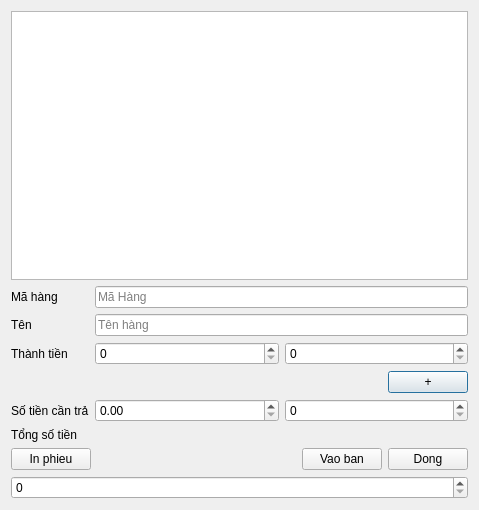
First picture: the form in app/chucnang/dialogchitietban.ui, repository xdien/coffee_ace, before the edit.
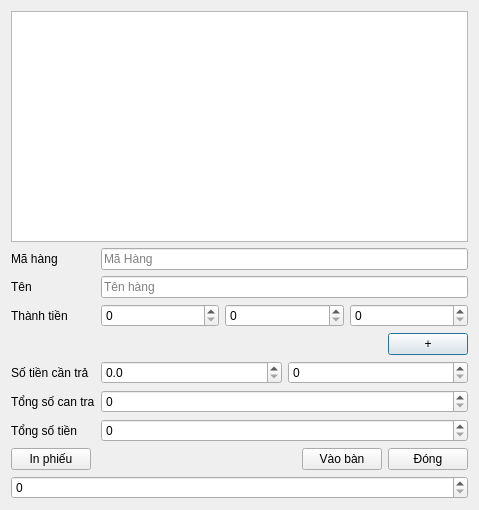
Second picture: the form after the edit.

Diff of the .ui file:
```diff
--- a/app/chucnang/dialogchitietban.ui
+++ b/app/chucnang/dialogchitietban.ui
@@ -15,7 +15,7 @@
   </property>
   <layout class="QVBoxLayout" name="verticalLayout">
    <item>
-    <widget class="QTreeView" name="treeView"/>
+    <widget class="QTableView" name="tableView"/>
    </item>
    <item>
     <layout class="QFormLayout" name="formLayout">
@@ -60,7 +60,24 @@
         <widget class="QSpinBox" name="spinBox_3"/>
        </item>
        <item>
-        <widget class="QSpinBox" name="spinBox_4"/>
+        <widget class="QSpinBox" name="spinBoxDonGia">
+         <property name="showGroupSeparator" stdset="0">
+          <bool>true</bool>
+         </property>
+         <property name="maximum">
+          <number>999999</number>
+         </property>
+        </widget>
+       </item>
+       <item>
+        <widget class="QSpinBox" name="spinBoxSoTien">
+         <property name="showGroupSeparator" stdset="0">
+          <bool>true</bool>
+         </property>
+         <property name="maximum">
+          <number>999999999</number>
+         </property>
+        </widget>
        </item>
       </layout>
      </item>
@@ -98,20 +115,58 @@
      <item row="4" column="1">
       <layout class="QHBoxLayout" name="horizontalLayout_3">
        <item>
-        <widget class="QDoubleSpinBox" name="doubleSpinBox"/>
+        <widget class="QDoubleSpinBox" name="doubleSpinBoxChiecKhau">
+         <property name="decimals">
+          <number>1</number>
+         </property>
+        </widget>
        </item>
        <item>
-        <widget class="QSpinBox" name="spinBox"/>
+        <widget class="QSpinBox" name="spinBoxSoTienChieckhau">
+         <property name="showGroupSeparator" stdset="0">
+          <bool>true</bool>
+         </property>
+         <property name="maximum">
+          <number>999999999</number>
+         </property>
+        </widget>
        </item>
       </layout>
      </item>
      <item row="5" column="0">
       <widget class="QLabel" name="label_3">
        <property name="text">
+        <string>Tổng số can tra</string>
+       </property>
+      </widget>
+     </item>
+     <item row="6" column="0">
+      <widget class="QLabel" name="label_6">
+       <property name="text">
         <string>Tổng số tiền</string>
        </property>
       </widget>
      </item>
+     <item row="5" column="1">
+      <widget class="QSpinBox" name="spinBoxSoTienConTra">
+       <property name="showGroupSeparator" stdset="0">
+        <bool>true</bool>
+       </property>
+       <property name="maximum">
+        <number>999999999</number>
+       </property>
+      </widget>
+     </item>
+     <item row="6" column="1">
+      <widget class="QSpinBox" name="spinBoxSoTienTong">
+       <property name="showGroupSeparator" stdset="0">
+        <bool>true</bool>
+       </property>
+       <property name="maximum">
+        <number>999999999</number>
+       </property>
+      </widget>
+     </item>
     </layout>
    </item>
    <item>
@@ -119,7 +174,7 @@
      <item>
       <widget class="QPushButton" name="pushButton_3">
        <property name="text">
-        <string>In phieu</string>
+        <string>In phiếu</string>
        </property>
       </widget>
      </item>
@@ -139,14 +194,14 @@
      <item>
       <widget class="QPushButton" name="pushButton_2">
        <property name="text">
-        <string>Vao ban</string>
+        <string>Vào bàn</string>
        </property>
       </widget>
      </item>
      <item>
       <widget class="QPushButton" name="pushButton">
        <property name="text">
-        <string>Dong</string>
+        <string>Đóng</string>
        </property>
       </widget>
      </item>
```
Left out of the diff: 6 changed lines with no effect on the pictures.
